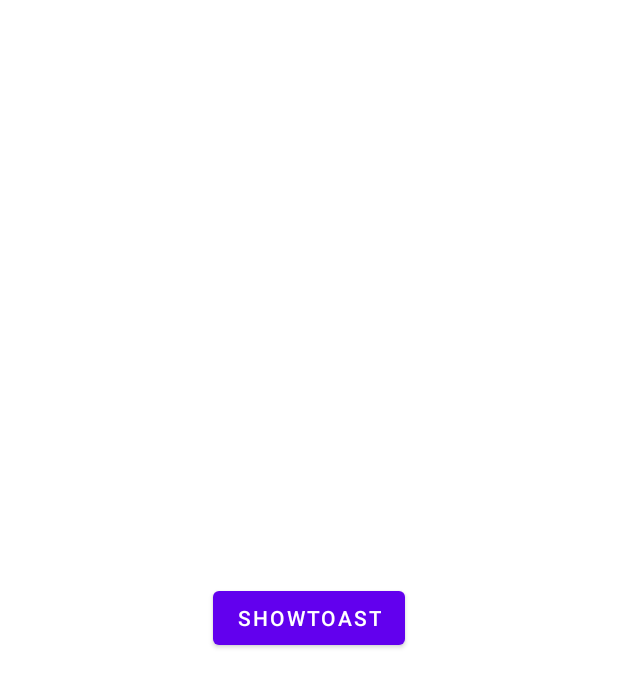
After one commit to BLOODMAGEBURT/KotAndroid, an Android app: the layout activity_limit.xml on its own in the app's theme, with its tools: preview values and no code run, on a phone screen of 412 x 824 dp. The commit adds this screen. Shown: the top 687 px of the screen. Run offline under Robolectric (Android 15) with nearby library versions, the phone set to English and light mode, and no system bars.

Commit message:
limit queue

```diff
--- a/app/src/main/java/com/xu/kotandroid/MainActivity.kt
+++ b/app/src/main/java/com/xu/kotandroid/MainActivity.kt
@@ -31,6 +31,8 @@ class MainActivity : BaseActivity<ActivityMainBinding>(R.layout.activity_main) {
             comment()
         }
         binding.toBtm.setOnClickListener { openActivity<BtmActivity>() }
+
+        binding.toLimit.setOnClickListener { openActivity<LimitActivity>() }
     }
 
     private fun comment() {
--- /dev/null
+++ b/app/src/main/res/layout/activity_limit.xml
@@ -0,0 +1,20 @@
+<?xml version="1.0" encoding="utf-8"?>
+<androidx.constraintlayout.widget.ConstraintLayout xmlns:android="http://schemas.android.com/apk/res/android"
+    xmlns:app="http://schemas.android.com/apk/res-auto"
+    xmlns:tools="http://schemas.android.com/tools"
+    android:layout_width="match_parent"
+    android:layout_height="match_parent"
+    tools:context=".ui.LimitActivity">
+
+
+    <Button
+        android:id="@+id/showToast"
+        android:layout_width="wrap_content"
+        android:layout_height="wrap_content"
+        android:text="showToast"
+        app:layout_constraintBottom_toBottomOf="parent"
+        app:layout_constraintEnd_toEndOf="parent"
+        app:layout_constraintStart_toStartOf="parent"
+        app:layout_constraintTop_toTopOf="parent" />
+
+</androidx.constraintlayout.widget.ConstraintLayout>
--- a/app/src/main/res/values/strings.xml
+++ b/app/src/main/res/values/strings.xml
@@ -1,5 +1,5 @@
 <resources>
-    <string name="app_name">KotAndroid</string>
+    <string name="app_name">Kot</string>
     <!-- TODO: Remove or change this placeholder text -->
     <string name="hello_blank_fragment">Hello blank fragment</string>
     <string name="addNewEvent">addNewEvent</string>
```
Also changed, not shown: app/src/main/AndroidManifest.xml (+7 -0 lines), app/src/main/java/com/xu/kotandroid/ui/LimitActivity.java (added, +121 -0 lines), app/src/main/java/com/xu/kotandroid/util/DateUtil.java (added, +34 -0 lines), app/src/main/res/layout/activity_main.xml (+14 -0 lines).
